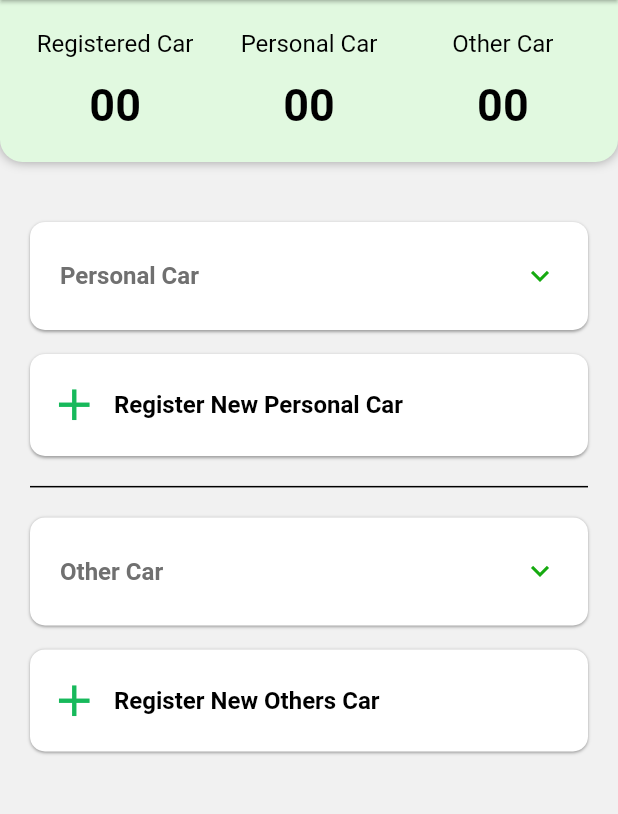
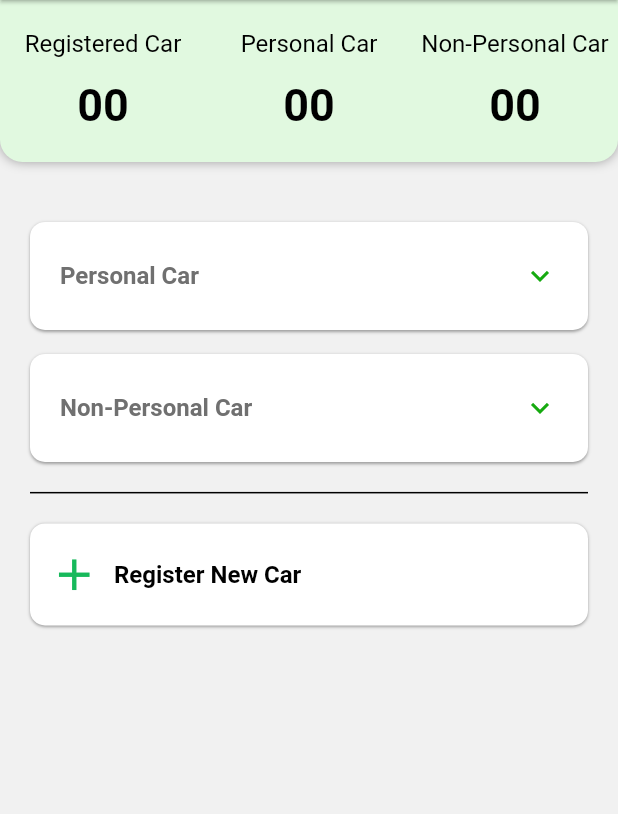
Before and after one commit to anasboyka/e_coupoun_parking, a Flutter app: the RegisterCar screen opened by its route, on a phone screen of 412 x 824 dp, the part 84-898 px from its top. Run offline on Flutter 3.47's test engine with Material 2 defaults, Android fonts, the phone set to English and light mode, and no system bars; our stand-ins replace cloud_firestore, firebase_auth, firebase_core, flutter_svg; accounts and stored records are empty.

Commit message:
wrapper edit

```diff
--- a/e_coupoun_parking/lib/menu/register_car/register_car.dart
+++ b/e_coupoun_parking/lib/menu/register_car/register_car.dart
@@ -1,31 +1,37 @@
 import 'package:cloud_firestore/cloud_firestore.dart';
 import 'package:e_coupoun_parking/models/car.dart';
 import 'package:e_coupoun_parking/models/driver.dart';
+import 'package:e_coupoun_parking/models/driveruid.dart';
 import 'package:e_coupoun_parking/services/firebase_service.dart';
 import 'package:firebase_auth/firebase_auth.dart';
 import 'package:flutter/material.dart';
 import 'package:provider/provider.dart';
 
 class RegisterCar extends StatefulWidget {
+  final Driver? driverInfo;
+
+  RegisterCar({Key? key, this.driverInfo}) : super(key: key);
+
   @override
   State<RegisterCar> createState() => _RegisterCarState();
 }
 
 class _RegisterCarState extends State<RegisterCar> {
   //dummy data start
-  String registerCar = '00', personalCar = "00", otherCar = '00';
+  String registerCar = '00', personalCar = "00", nonPersonalCar = '00';
   bool registerStatus = false;
 
   bool conditionList = false;
 
   //dummy data end
-  final FirebaseAuth auth = FirebaseAuth.instance;
-  String getCurrentUserId() {
-    final user = auth.currentUser;
-    return user!.uid;
-  }
+  // final FirebaseAuth auth = FirebaseAuth.instance;
+  // String getCurrentUserId() {
+  //   final user = auth.currentUser;
+  //   return user!.uid;
+  // }
 
-  createAlertDialog(BuildContext context, String carBrand, String carPlateNum) {
+  createAlertDialog(
+      BuildContext context, String carBrand, String carPlateNum, String uid) {
     Size size = MediaQuery.of(context).size;
     return showDialog(
         context: context,
@@ -71,7 +77,7 @@ class _RegisterCarState extends State<RegisterCar> {
                 ),
                 onTap: () async {
                   //Navigator.of(context).pop("data from dialog");
-                  await FirebaseService(uid: getCurrentUserId())
+                  await FirebaseService(uid: uid)
                       .deleteCarFromUser(carPlateNum);
                   Navigator.of(context).pop();
                 },
@@ -122,9 +128,15 @@ class _RegisterCarState extends State<RegisterCar> {
   @override
   Widget build(BuildContext context) {
     Size size = MediaQuery.of(context).size;
-    return StreamProvider<List<Car>>.value(
-      initialData: [],
-      value: FirebaseService(uid: getCurrentUserId()).userCars,
+    final driver = Provider.of<Driveruid?>(context);
+
+    return MultiProvider(
+      providers: [
+        StreamProvider<List<Car>>.value(
+          initialData: [],
+          value: FirebaseService(uid: driver!.uid).userCars,
+        ),
+      ],
       child: SafeArea(
         child: Scaffold(
           appBar: registerCarAppbarDesign(),
@@ -156,7 +168,7 @@ class _RegisterCarState extends State<RegisterCar> {
                         mainAxisAlignment: MainAxisAlignment.spaceEvenly,
                         children: [
                           SizedBox(
-                            width: 105,
+                            width: size.width / 3,
                             child: Column(
                               mainAxisAlignment: MainAxisAlignment.center,
                               children: [
@@ -171,9 +183,8 @@ class _RegisterCarState extends State<RegisterCar> {
                                 ),
                                 SizedBox(height: 14),
                                 StreamBuilder(
-                                    stream:
-                                        FirebaseService(uid: getCurrentUserId())
-                                            .userCars,
+                                    stream: FirebaseService(uid: driver.uid)
+                                        .userCars,
                                     builder: (context, snapshot) {
                                       if (snapshot.hasData) {
                                         List<Car> carList =
@@ -207,7 +218,7 @@ class _RegisterCarState extends State<RegisterCar> {
                             ),
                           ),
                           SizedBox(
-                            width: 105,
+                            width: size.width / 3,
                             child: Column(
                               mainAxisAlignment: MainAxisAlignment.center,
                               children: [
@@ -222,9 +233,8 @@ class _RegisterCarState extends State<RegisterCar> {
                                 ),
                                 SizedBox(height: 14),
                                 StreamBuilder(
-                                    stream:
-                                        FirebaseService(uid: getCurrentUserId())
-                                            .userCars,
+                                    stream: FirebaseService(uid: driver.uid)
+                                        .userCars,
                                     builder: (context, snapshot) {
                                       if (snapshot.hasData) {
                                         List<Car> carList =
@@ -266,12 +276,12 @@ class _RegisterCarState extends State<RegisterCar> {
                             ),
                           ),
                           SizedBox(
-                            width: 105,
+                            width: size.width / 3,
                             child: Column(
                               mainAxisAlignment: MainAxisAlignment.center,
                               children: [
                                 Text(
-                                  'Other Car',
+                                  'Non-Personal Car',
                                   style: TextStyle(
                                     fontFamily: 'Roboto',
                                     fontSize: 16,
@@ -283,21 +293,21 @@ class _RegisterCarState extends State<RegisterCar> {
                                 Align(
                                   alignment: Alignment.center,
                                   child: StreamBuilder(
-                                      stream: FirebaseService(
-                                              uid: getCurrentUserId())
+                                      stream: FirebaseService(uid: driver.uid)
                                           .userCars,
                                       builder: (context, snapshot) {
                                         if (snapshot.hasData) {
                                           List<Car> carList =
                                               snapshot.data! as List<Car>;
-                                          List<Car?> carListOther = [];
+                                          List<Car?> carListNonPersonal = [];
                                           carList.map((list) {
-                                            if (list.carOwnerType == "Others") {
-                                              carListOther.add(list);
+                                            if (list.carOwnerType ==
+                                                "Non-Personal") {
+                                              carListNonPersonal.add(list);
                                             }
                                           }).toList();
                                           return Text(
-                                            carListOther.length
+                                            carListNonPersonal.length
                                                 .toString()
                                                 .padLeft(2, '0'),
                                             style: TextStyle(
@@ -330,9 +340,9 @@ class _RegisterCarState extends State<RegisterCar> {
                       ),
                     ),
                     SizedBox(height: 40),
-                    expansionCarDesign('Personal'),
+                    expansionCarDesign('Personal', driver.uid),
                     SizedBox(height: 16),
-                    registerCarDesign('Personal'),
+                    expansionCarDesign('Non-Personal', driver.uid),
                     Padding(
                       padding: EdgeInsets.all(20),
                       child: Divider(
@@ -341,12 +351,12 @@ class _RegisterCarState extends State<RegisterCar> {
                         thickness: 1,
                       ),
                     ),
-                    expansionCarDesign('Other'),
+                    registerCarDesign(),
                     SizedBox(height: 16),
-                    registerCarDesign('Others'),
-                    SizedBox(
-                      height: 25,
-                    )
+                    // registerCarDesign('Non-Personal'),
+                    // SizedBox(
+                    //   height: 25,
+                    // )
                   ],
                 ),
               )
@@ -357,7 +367,7 @@ class _RegisterCarState extends State<RegisterCar> {
     );
   }
 
-  Widget expansionCarDesign(String title) {
+  Widget expansionCarDesign(String title, String uid) {
     return Padding(
       padding: EdgeInsets.symmetric(horizontal: 20, vertical: 0),
       child: Container(
@@ -387,10 +397,10 @@ class _RegisterCarState extends State<RegisterCar> {
           collapsedIconColor: Color(0xff16AA10),
           children: [
             StreamBuilder(
-                stream: FirebaseService(uid: getCurrentUserId()).userCars,
+                stream: FirebaseService(uid: uid).userCars,
                 builder: (context, snapshot) {
                   if (snapshot.hasData) {
-                    return listViewCarDivideDesign(title, snapshot);
+                    return listViewCarDivideDesign(title, snapshot, uid);
                   } else {
                     return ListView.builder(
                         shrinkWrap: true,
@@ -414,27 +424,28 @@ class _RegisterCarState extends State<RegisterCar> {
     );
   }
 
-  ListView listViewCarDivideDesign(String title, AsyncSnapshot snapshot) {
+  ListView listViewCarDivideDesign(
+      String title, AsyncSnapshot snapshot, String uid) {
     List<Car> carList = snapshot.data! as List<Car>;
 
     List<Car?> carListPersonal = [];
     carList.map((list) {
       if (list.carOwnerType == "Personal") {
-        print(list.carType);
+        //print(list.carType);
         carListPersonal.add(list);
       }
     }).toList();
-    List<Car?> carListOther = [];
+    List<Car?> carListNonPersonal = [];
     carList.map((list) {
-      if (list.carOwnerType == "Others") {
-        carListOther.add(list);
+      if (list.carOwnerType == "Non-Personal") {
+        carListNonPersonal.add(list);
       }
     }).toList();
-    if (title == 'Other' && carListOther.length > 0) {
-      return listViewCarDesign(title, carListOther);
+    if (title == 'Non-Personal' && carListNonPersonal.length > 0) {
+      return listViewCarDesign(title, carListNonPersonal, uid);
     } else if (title == 'Personal' && carListPersonal.length > 0) {
-      return listViewCarDesign(title, carListPersonal);
-    } else if (carListOther.length < 0 || carListPersonal.length < 0) {
+      return listViewCarDesign(title, carListPersonal, uid);
+    } else if (carListNonPersonal.length < 0 || carListPersonal.length < 0) {
       return ListView.builder(
           shrinkWrap: true,
           itemCount: 1,
@@ -455,7 +466,7 @@ class _RegisterCarState extends State<RegisterCar> {
     //return listViewCarDesignn(title, carList);
   }
 
-  ListView listViewCarDesign(String title, List<Car?> carList) {
+  ListView listViewCarDesign(String title, List<Car?> carList, String uid) {
     return ListView.builder(
         physics: NeverScrollableScrollPhysics(),
         itemCount: carList.length,
@@ -510,6 +521,7 @@ class _RegisterCarState extends State<RegisterCar> {
                           padding: EdgeInsets.all(0),
                           iconSize: 30,
                           onPressed: () {
+                            print(widget.driverInfo);
                             //_editCarOnPressed();
                             Navigator.of(context)
                                 .pushNamed('/registerinputcar', arguments: {
@@ -517,7 +529,8 @@ class _RegisterCarState extends State<RegisterCar> {
                               "carBrand": carList[index]!.carBrand,
                               "carOwnerType": carList[index]!.carOwnerType,
                               "carType": carList[index]!.carType,
-                              "appbarTitle":"Edit Car"
+                              "appbarTitle": "Edit Car",
+                              "driverInfo": widget.driverInfo
                             });
                           },
                           icon: Icon(
@@ -538,7 +551,7 @@ class _RegisterCarState extends State<RegisterCar> {
                           padding: EdgeInsets.all(0),
                           iconSize: 30,
                           onPressed: () {
-                            _deleteCarOnPressed(context, carList, index);
+                            _deleteCarOnPressed(context, carList, index, uid);
                           },
                           icon: Icon(
                             Icons.delete,
@@ -557,11 +570,12 @@ class _RegisterCarState extends State<RegisterCar> {
   }
 
   void _deleteCarOnPressed(
-      BuildContext context, List<Car?> carList, int index) {
+      BuildContext context, List<Car?> carList, int index, String uid) {
     createAlertDialog(
       context,
       '${carList[index]!.carBrand}',
       '${carList[index]!.carPlateNum}',
+      uid,
     );
   }
 
@@ -592,7 +606,7 @@ class _RegisterCarState extends State<RegisterCar> {
     );
   }
 
-  Padding registerCarDesign(String title) {
+  Padding registerCarDesign() {
     return Padding(
       padding: EdgeInsets.symmetric(horizontal: 20, vertical: 0),
       child: Container(
@@ -615,7 +629,7 @@ class _RegisterCarState extends State<RegisterCar> {
           ),
           horizontalTitleGap: 4,
           title: Text(
-            'Register New $title Car',
+            'Register New Car',
             style: TextStyle(
               fontFamily: 'Roboto',
               fontSize: 16,
@@ -626,8 +640,8 @@ class _RegisterCarState extends State<RegisterCar> {
           ),
           onTap: () async {
             Navigator.of(context).pushNamed('/registerinputcar', arguments: {
-              "carOwnerType": title,
-              "appbarTitle":"Register New Car"
+              "appbarTitle": "Register New Car",
+              "driverInfo": widget.driverInfo
             });
           },
         ),
@@ -657,7 +671,7 @@ class _RegisterCarState extends State<RegisterCar> {
           tooltip: MaterialLocalizations.of(context).openAppDrawerTooltip,
           splashRadius: 25,
           onPressed: () {
-            print('clicked');
+            //print('clicked');
             return Navigator.of(context).pop();
           },
         ),
--- a/e_coupoun_parking/lib/models/driver.dart
+++ b/e_coupoun_parking/lib/models/driver.dart
@@ -1,5 +1,16 @@
 class Driver {
   final String uid;
+  final String? name;
+  final String? username;
+  final String? phoneNum;
+  final String? icNum;
+  final DateTime? birthDate;
 
-  Driver({required this.uid});
+  Driver(
+      {required this.uid,
+      this.name,
+      this.username,
+      this.phoneNum,
+      this.icNum,
+      this.birthDate});
 }
--- /dev/null
+++ b/e_coupoun_parking/lib/models/driveruid.dart
@@ -0,0 +1,7 @@
+import 'package:e_coupoun_parking/models/driver.dart';
+
+class Driveruid {
+  final String uid;
+
+  Driveruid({required this.uid});
+}
--- a/e_coupoun_parking/lib/route_generator.dart
+++ b/e_coupoun_parking/lib/route_generator.dart
@@ -3,6 +3,7 @@ import 'package:e_coupoun_parking/authenticate/loginOfficer.dart';
 import 'package:e_coupoun_parking/menu/e_wallet/e_wallet.dart';
 import 'package:e_coupoun_parking/menu/register_car/register_Input.dart';
 import 'package:e_coupoun_parking/menu/register_car/register_car.dart';
+import 'package:e_coupoun_parking/models/driver.dart';
 import 'package:e_coupoun_parking/wrapper.dart';
 import 'package:flutter/cupertino.dart';
 import 'package:flutter/material.dart';
@@ -45,36 +46,39 @@ class RouteGenerator {
             child: child,
           );
         });
-      case '/loginadmin':
-        return PageRouteBuilder(
-            pageBuilder: (context, animation, secondaryAnimation) {
-          return LoginAdminPage();
-        }, transitionsBuilder: (context, animation, secondaryAnimation, child) {
-          const begin = Offset(0.0, 1.0);
-          const end = Offset.zero;
-          final tween = Tween(begin: begin, end: end);
-          final offsetAnimation = animation.drive(tween);
-          return FadeTransition(
-            opacity: animation,
-            child: child,
-          );
-        });
-      case '/loginofficer':
-        return PageRouteBuilder(
-            pageBuilder: (context, animation, secondaryAnimation) {
-          return LoginOfficerPage();
-        }, transitionsBuilder: (context, animation, secondaryAnimation, child) {
-          const begin = Offset(0.0, 1.0);
-          const end = Offset.zero;
-          final tween = Tween(begin: begin, end: end);
-          final offsetAnimation = animation.drive(tween);
-          return FadeTransition(
-            opacity: animation,
-            child: child,
-          );
-        });
+      // case '/loginadmin':
+      //   return PageRouteBuilder(
+      //       pageBuilder: (context, animation, secondaryAnimation) {
+      //     return LoginAdminPage();
+      //   }, transitionsBuilder: (context, animation, secondaryAnimation, child) {
+      //     const begin = Offset(0.0, 1.0);
+      //     const end = Offset.zero;
+      //     final tween = Tween(begin: begin, end: end);
+      //     final offsetAnimation = animation.drive(tween);
+      //     return FadeTransition(
+      //       opacity: animation,
+      //       child: child,
+      //     );
+      //   });
+      // case '/loginofficer':
+      //   return PageRouteBuilder(
+      //       pageBuilder: (context, animation, secondaryAnimation) {
+      //     return LoginOfficerPage();
+      //   }, transitionsBuilder: (context, animation, secondaryAnimation, child) {
+      //     const begin = Offset(0.0, 1.0);
+      //     const end = Offset.zero;
+      //     final tween = Tween(begin: begin, end: end);
+      //     final offsetAnimation = animation.drive(tween);
+      //     return FadeTransition(
+      //       opacity: animation,
+      //       child: child,
+      //     );
+      //   });
       case '/registercar':
-        return CupertinoPageRoute(builder: (_) => RegisterCar());
+        return CupertinoPageRoute(
+            builder: (_) => RegisterCar(
+                  driverInfo: args as Driver?,
+                ));
       case '/registerinputcar':
         return CupertinoPageRoute(
             builder: (_) =>
```
Also changed, not shown: e_coupoun_parking/lib/homeScreen.dart (+25 -13 lines), e_coupoun_parking/lib/main.dart (+8 -2 lines), e_coupoun_parking/lib/menu/register_car/register_Input.dart (+80 -89 lines), e_coupoun_parking/lib/services/auth.dart (+6 -5 lines), e_coupoun_parking/lib/services/firebase_service.dart (+81 -16 lines), e_coupoun_parking/lib/wrapper.dart (+13 -3 lines).
